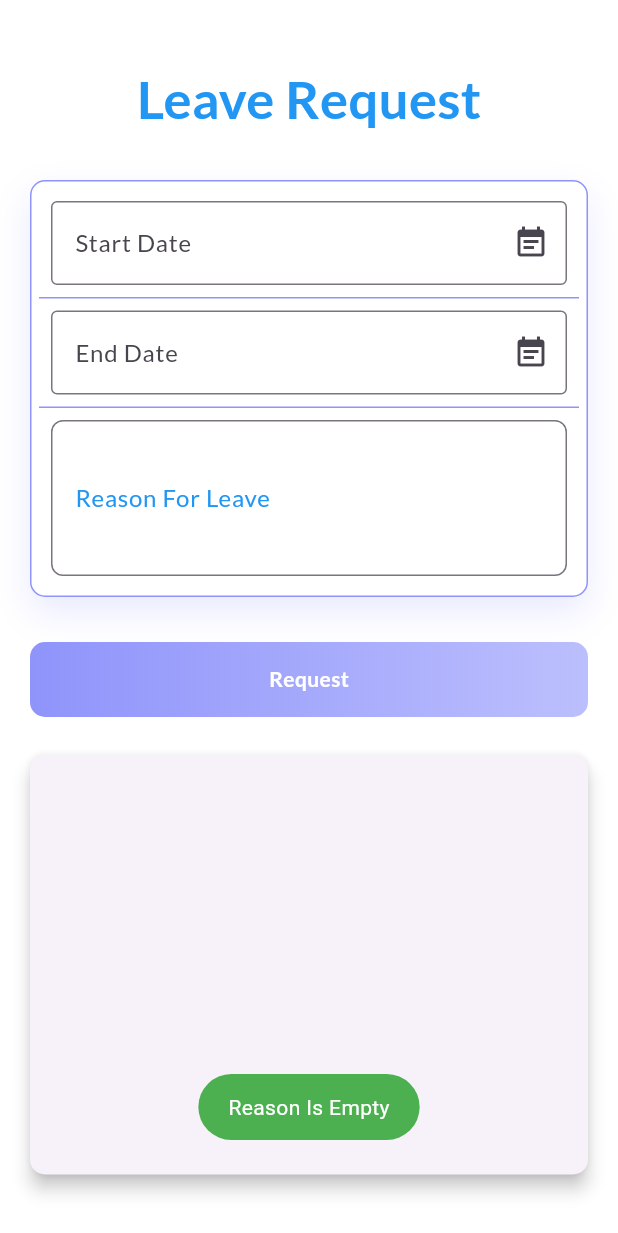
After one commit to RakeshKumarSenapati/Staff_task_management, a Flutter app: the Leave_Page screen opened directly, after a tap on "Request", on a phone screen of 412 x 824 dp. The commit adds this screen. Shown: the top 1233 px of the screen. Run offline on Flutter 3.47's test engine with Material 3 defaults, Android fonts, the light colour scheme and no system bars; drawn by our look-alikes of date_field; our stand-ins replace animate_do, file_picker, flutter_svg, fluttertoast, google_fonts, image_picker and 2 more; missing offline and left inert: flutter_phone_direct_caller, mobile_scanner, qr_scanner_overlay; accounts and stored records are empty; network calls fail.

Commit message:
leave data

```diff
--- a/lib/ContactEdit.dart
+++ b/lib/ContactEdit.dart
@@ -1,7 +1,6 @@
 import 'package:animate_do/animate_do.dart';
 import 'package:flutter/material.dart';
 import 'package:fluttertoast/fluttertoast.dart';
-import 'package:shared_preferences/shared_preferences.dart';
 import 'package:http/http.dart' as http;
 
 class Contact_Edit extends StatefulWidget {
--- a/lib/mobile/mob_add_task.dart
+++ b/lib/mobile/mob_add_task.dart
@@ -67,7 +67,6 @@ class _MobAddTaskState extends State<Mob_Add_Task> {
 
   @override
   Widget build(BuildContext context) {
-    const _color1 = Color(0xFFC21E56);
     return Scaffold(
       appBar: AppBar(
         title: Row(
--- /dev/null
+++ b/lib/staff_leave.dart
@@ -0,0 +1,357 @@
+import 'dart:convert';
+import 'package:animate_do/animate_do.dart';
+import 'package:date_field/date_field.dart';
+import 'package:flutter/material.dart';
+import 'package:fluttertoast/fluttertoast.dart';
+import 'package:http/http.dart' as http;
+import 'package:intl/intl.dart';
+import 'package:shared_preferences/shared_preferences.dart';
+
+class Leave_Page extends StatefulWidget {
+  @override
+  _LeavePageState createState() => _LeavePageState();
+}
+
+class _LeavePageState extends State<Leave_Page> {
+  TextEditingController reason = TextEditingController();
+  DateTime? startDate;
+  DateTime? endDate;
+  List<dynamic> data = [];
+
+  Future<void> fetchData() async {
+  var url = Uri.parse('https://creativecollege.in/Flutter/Leave_Data.php');
+
+  var response = await http.get(url);
+
+  if (response.statusCode == 200) {
+    List<dynamic> allData = json.decode(response.body);
+
+  SharedPreferences prefs = await SharedPreferences.getInstance();
+    String userID = prefs.getString('userID') ?? '';
+    List<dynamic> filteredData = allData.where((item) {
+      // Replace 'userID' with the actual key in your data structure
+      return item['ID'] == userID;
+    }).toList();
+
+    setState(() {
+      data = filteredData;
+    });
+
+    if (filteredData.isEmpty) {
+      Fluttertoast.showToast(
+        msg: 'No Leave Found for userID: $userID',
+        gravity: ToastGravity.BOTTOM,
+        backgroundColor: Colors.green,
+        textColor: Colors.white,
+      );
+    }
+  } else {
+    Fluttertoast.showToast(
+      msg: 'Error fetching data',
+      gravity: ToastGravity.BOTTOM,
+      backgroundColor: Colors.red,
+      textColor: Colors.white,
+    );
+  }
+}
+
+
+  Future<void> _leave() async {
+    final String formattedStartDate =
+        startDate != null ? DateFormat('yyyy-MM-dd').format(startDate!) : '';
+    final String formattedEndDate =
+        endDate != null ? DateFormat('yyyy-MM-dd').format(endDate!) : '';
+    SharedPreferences prefs = await SharedPreferences.getInstance();
+    String userID = prefs.getString('userID') ?? '';
+
+    final response = await http.post(
+      Uri.parse('https://creativecollege.in/Flutter/Staff_Leave.php'),
+      body: {
+        'ID': userID.trim(),
+        'reason': reason.text,
+        'start_date': formattedStartDate,
+        'end_date': formattedEndDate,
+      },
+    );
+
+    Fluttertoast.showToast(
+      msg: response.body,
+      gravity: ToastGravity.BOTTOM,
+      backgroundColor: Colors.green,
+      textColor: Colors.white,
+    );
+    reason.text = '';
+  }
+
+  @override
+  void initState() {
+    super.initState();
+    fetchData();
+  }
+
+  @override
+  Widget build(BuildContext context) {
+    return Scaffold(
+      backgroundColor: Colors.white,
+      body: SingleChildScrollView(
+          child: SingleChildScrollView(
+        child: Container(
+          child: Column(
+            children: <Widget>[
+              Container(
+                height: 100,
+                child: Stack(
+                  children: <Widget>[
+                    Positioned(
+                      child: FadeInUp(
+                        duration: const Duration(milliseconds: 1600),
+                        child: Container(
+                          margin: const EdgeInsets.only(top: 30),
+                          child: const Center(
+                            child: Text(
+                              "Leave Request",
+                              style: TextStyle(
+                                color: Colors.blue,
+                                fontSize: 35,
+                                fontWeight: FontWeight.bold,
+                              ),
+                            ),
+                          ),
+                        ),
+                      ),
+                    )
+                  ],
+                ),
+              ),
+              Padding(
+                padding: const EdgeInsets.all(20.0),
+                child: Column(
+                  children: <Widget>[
+                    FadeInUp(
+                      duration: const Duration(milliseconds: 1800),
+                      child: Container(
+                        padding: const EdgeInsets.all(5),
+                        decoration: BoxDecoration(
+                          color: Colors.white,
+                          borderRadius: BorderRadius.circular(10),
+                          border: Border.all(
+                            color: const Color.fromRGBO(143, 148, 251, 1),
+                          ),
+                          boxShadow: [
+                            const BoxShadow(
+                              color: Color.fromRGBO(143, 148, 251, .2),
+                              blurRadius: 20.0,
+                              offset: Offset(0, 10),
+                            ),
+                          ],
+                        ),
+                        child: Column(
+                          children: <Widget>[
+                            Container(
+                              padding: const EdgeInsets.all(8.0),
+                              decoration: const BoxDecoration(
+                                border: Border(
+                                  bottom: BorderSide(
+                                    color: Color.fromRGBO(143, 148, 251, 1),
+                                  ),
+                                ),
+                              ),
+                              child: DateTimeFormField(
+                                decoration: const InputDecoration(
+                                  hintStyle: TextStyle(color: Colors.black45),
+                                  errorStyle:
+                                      TextStyle(color: Colors.redAccent),
+                                  border: OutlineInputBorder(),
+                                  suffixIcon: Icon(Icons.event_note),
+                                  labelText: 'Start Date',
+                                ),
+                                mode: DateTimeFieldPickerMode.date,
+                                autovalidateMode: AutovalidateMode.always,
+                                onDateSelected: (DateTime value) {
+                                  setState(() {
+                                    startDate = value;
+                                  });
+                                },
+                              ),
+                            ),
+                            Container(
+                              padding: const EdgeInsets.all(8.0),
+                              decoration: const BoxDecoration(
+                                border: Border(
+                                  bottom: BorderSide(
+                                    color: Color.fromRGBO(143, 148, 251, 1),
+                                  ),
+                                ),
+                              ),
+                              child: DateTimeFormField(
+                                decoration: const InputDecoration(
+                                  hintStyle: TextStyle(color: Colors.black45),
+                                  errorStyle:
+                                      TextStyle(color: Colors.redAccent),
+                                  border: OutlineInputBorder(),
+                                  suffixIcon: Icon(Icons.event_note),
+                                  labelText: 'End Date',
+                                ),
+                                mode: DateTimeFieldPickerMode.date,
+                                autovalidateMode: AutovalidateMode.always,
+                                onDateSelected: (DateTime value) {
+                                  setState(() {
+                                    endDate = value;
+                                  });
+                                },
+                              ),
+                            ),
+                            Container(
+                              padding: const EdgeInsets.all(8.0),
+                              child: TextField(
+                                maxLines: 3,
+                                controller: reason,
+                                decoration: InputDecoration(
+                                  labelText: 'Reason For Leave',
+                                  labelStyle: const TextStyle(
+                                    color: Colors.blue,
+                                  ),
+                                  hintText: 'Enter your reason here',
+                                  hintStyle: TextStyle(
+                                    color: Color.fromRGBO(143, 148, 251, 1),
+                                  ),
+                                  border: OutlineInputBorder(
+                                    borderSide: const BorderSide(
+                                      color: Colors.blue,
+                                    ),
+                                    borderRadius: BorderRadius.circular(8.0),
+                                  ),
+                                ),
+                              ),
+                            ),
+                          ],
+                        ),
+                      ),
+                    ),
+                    const SizedBox(
+                      height: 30,
+                    ),
+                    FadeInUp(
+                      duration: const Duration(milliseconds: 1900),
+                      child: InkWell(
+                        onTap: () {
+                          if (reason.text == '') {
+                            Fluttertoast.showToast(
+                              msg: "Reason Is Empty",
+                              gravity: ToastGravity.BOTTOM,
+                              backgroundColor: Colors.green,
+                              textColor: Colors.white,
+                            );
+                          } else if (startDate == null) {
+                            Fluttertoast.showToast(
+                              msg: "Please Select Start Date",
+                              gravity: ToastGravity.BOTTOM,
+                              backgroundColor: Colors.green,
+                              textColor: Colors.white,
+                            );
+                          } else if (endDate == null) {
+                            Fluttertoast.showToast(
+                              msg: "Please Select Last Date",
+                              gravity: ToastGravity.BOTTOM,
+                              backgroundColor: Colors.green,
+                              textColor: Colors.white,
+                            );
+                          } else {
+                            _leave();
+
+                            endDate = null;
+                            startDate = null;
+                            fetchData();
+                            // Navigator.pushReplacement(
+                            //   context,
+                            //   MaterialPageRoute(
+                            //     builder: (context) => Staff_Attendanance(),
+                            //   ),
+                            // );
+                          }
+                        },
+                        child: Container(
+                          height: 50,
+                          decoration: BoxDecoration(
+                            borderRadius: BorderRadius.circular(10),
+                            gradient: const LinearGradient(
+                              colors: [
+                                Color.fromRGBO(143, 148, 251, 1),
+                                Color.fromRGBO(143, 148, 251, .6),
+                              ],
+                            ),
+                          ),
+                          child: const Center(
+                            child: Text(
+                              "Request",
+                              style: TextStyle(
+                                color: Colors.white,
+                                fontWeight: FontWeight.bold,
+                              ),
+                            ),
+                          ),
+                        ),
+                      ),
+                    ),
+                    const SizedBox(
+                      height: 5,
+                    ),
+                  ],
+                ),
+              ),
+              FadeInUp(
+                duration: const Duration(milliseconds: 1900),
+                child: Card(
+                margin: const EdgeInsets.symmetric(horizontal: 20),
+                shape: RoundedRectangleBorder(
+                  borderRadius: BorderRadius.circular(10.0),
+                ),
+                elevation: 5,
+                child: Container(
+                  padding: const EdgeInsets.all(10),
+                  height: 280,
+                  child: ListView.builder(
+                    itemCount: data.length,
+                    itemBuilder: (context, index) {
+                      return Column(
+                        crossAxisAlignment: CrossAxisAlignment.start,
+                        children: [
+                          ListTile(
+                            title: Text(
+                              'Reason: ${data[index]['Reason']}',
+                              maxLines: 2,
+                              overflow: TextOverflow.ellipsis,
+                            ),
+                            subtitle: Column(
+                              crossAxisAlignment: CrossAxisAlignment.start,
+                              children: [
+                                Text(
+                                    'Start Date: ${data[index]['Start_Date']}'),
+                                Text('Last Date: ${data[index]['Last_Date']}'),
+                              ],
+                            ),
+                            trailing: GestureDetector(
+                              onTap: () {
+
+                              },
+                              child: Icon(
+                                Icons.delete,
+                                color: Colors.red,
+                              ),
+                            ),
+                          ),
+                          if (index < data.length - 1) Divider(),
+                        ],
+                      );
+                    },
+                  ),
+                ),
+              ),
+              )
+            ],
+          ),
+        ),
+      )),
+    );
+  }
+}
--- a/pubspec.yaml
+++ b/pubspec.yaml
@@ -55,6 +55,7 @@ dependencies:
   animate_do: ^3.1.2
   image_picker: ^1.0.5
   file_picker: ^6.1.1
+  date_field: ^3.0.5
 
 dev_dependencies:
   flutter_test:
```
Also changed, not shown: lib/mobile/Staff_Attendance.dart (added, +274 -0 lines), lib/mobile/detailsMobile.dart (+14 -19 lines), lib/mobile/mob_navbar.dart (+6 -11 lines), pubspec.lock.
